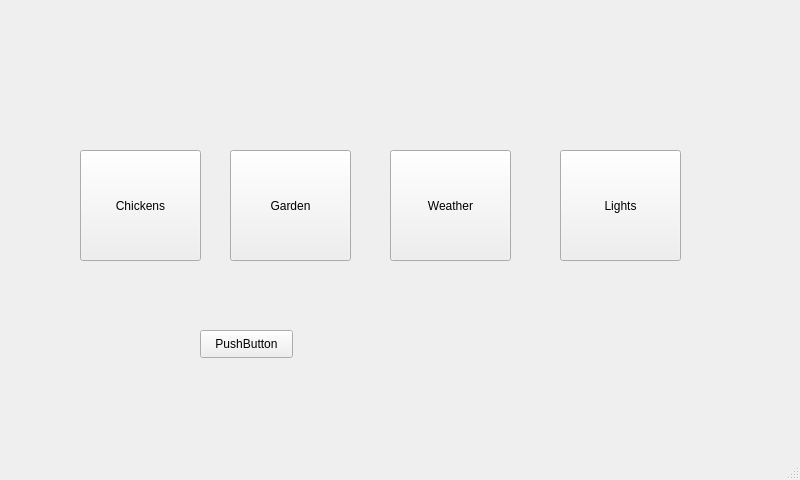
First picture: the form in choosewindow.ui, repository mateusur/Home_automation, before the edit.
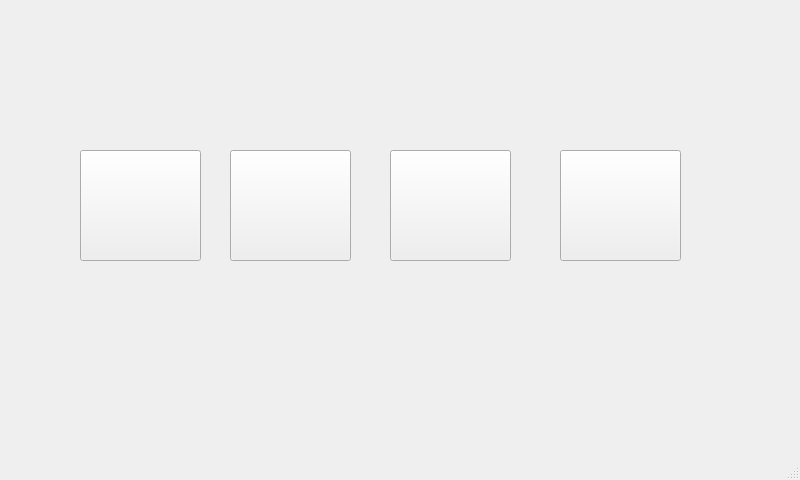
Second picture: the form after the edit.

```diff
--- a/choosewindow.ui
+++ b/choosewindow.ui
@@ -24,7 +24,7 @@
      </rect>
     </property>
     <property name="text">
-     <string>Chickens</string>
+     <string/>
     </property>
    </widget>
    <widget class="QPushButton" name="garden_button">
@@ -37,7 +37,7 @@
      </rect>
     </property>
     <property name="text">
-     <string>Garden</string>
+     <string/>
     </property>
    </widget>
    <widget class="QPushButton" name="weather_button">
@@ -50,7 +50,7 @@
      </rect>
     </property>
     <property name="text">
-     <string>Weather</string>
+     <string/>
     </property>
    </widget>
    <widget class="QPushButton" name="lights_button">
@@ -63,20 +63,7 @@
      </rect>
     </property>
     <property name="text">
-     <string>Lights</string>
-    </property>
-   </widget>
-   <widget class="QPushButton" name="pushButton">
-    <property name="geometry">
-     <rect>
-      <x>200</x>
-      <y>330</y>
-      <width>93</width>
-      <height>28</height>
-     </rect>
-    </property>
-    <property name="text">
-     <string>PushButton</string>
+     <string/>
     </property>
    </widget>
   </widget>
```
